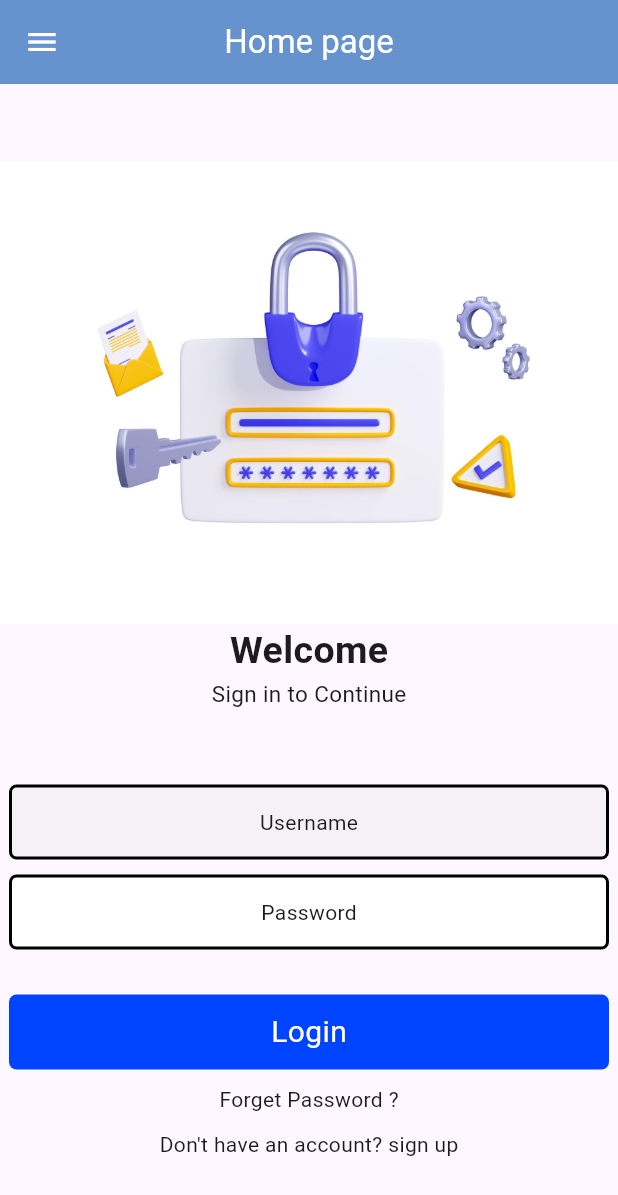
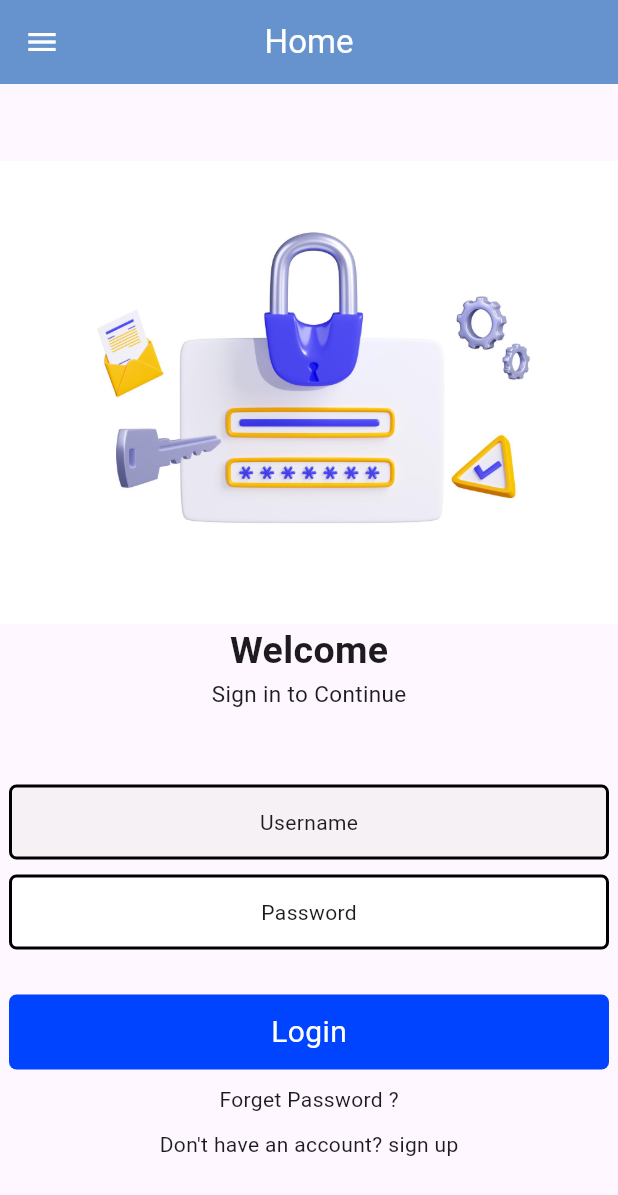
Before and after one commit to abinjoyal/loginpage_flutter_project, a Flutter app: the screen it shows after launch, on a phone screen of 412 x 824 dp. Shown: the top 1195 px of the screen. Run offline on Flutter 3.47's test engine with Material 3 defaults, Android fonts, the light colour scheme and no system bars.

Commit message:
Update task_1.dart UI

```diff
--- a/lib/task_1.dart
+++ b/lib/task_1.dart
@@ -5,7 +5,7 @@ class Task1 extends StatelessWidget {
 
   @override
   Widget build(BuildContext context) {
-    return Scaffold(appBar: AppBar(title: const Text('Home page'),
+    return Scaffold(appBar: AppBar(title: const Text('Home'),
     centerTitle: true,
     backgroundColor: const Color.fromARGB(156, 5, 84, 174),
     leading: const Icon(Icons.menu),
```
